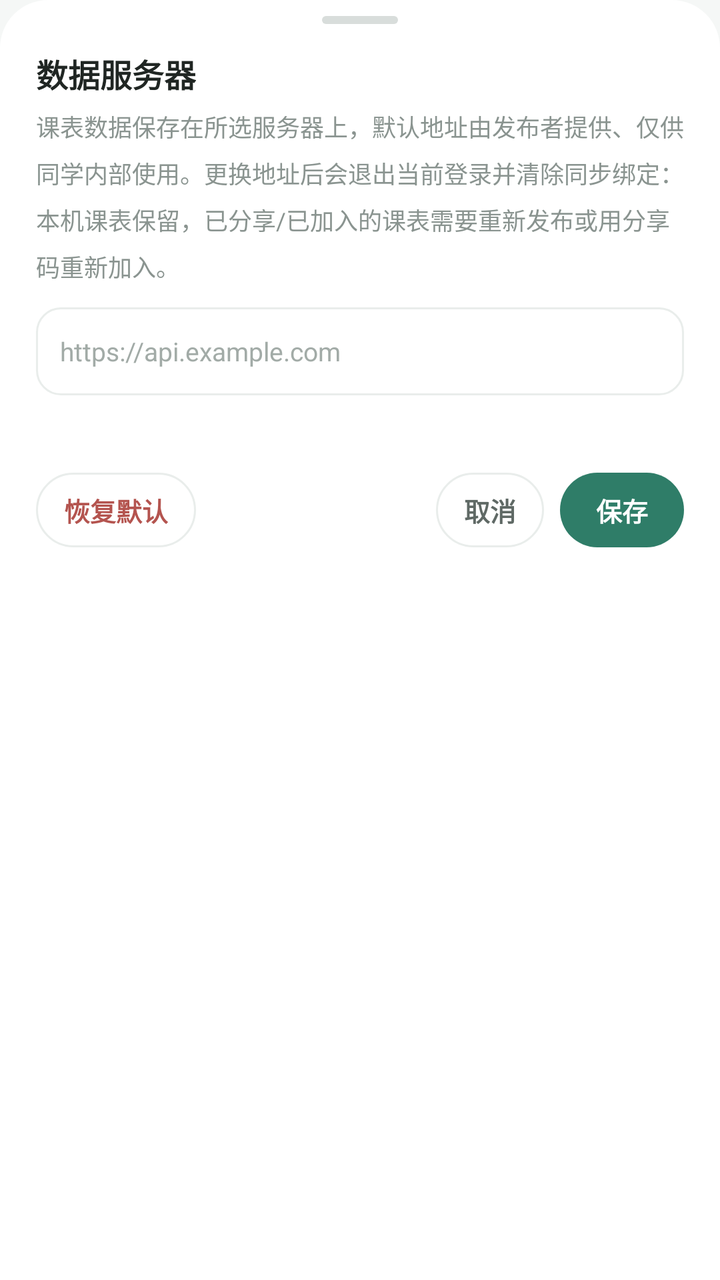
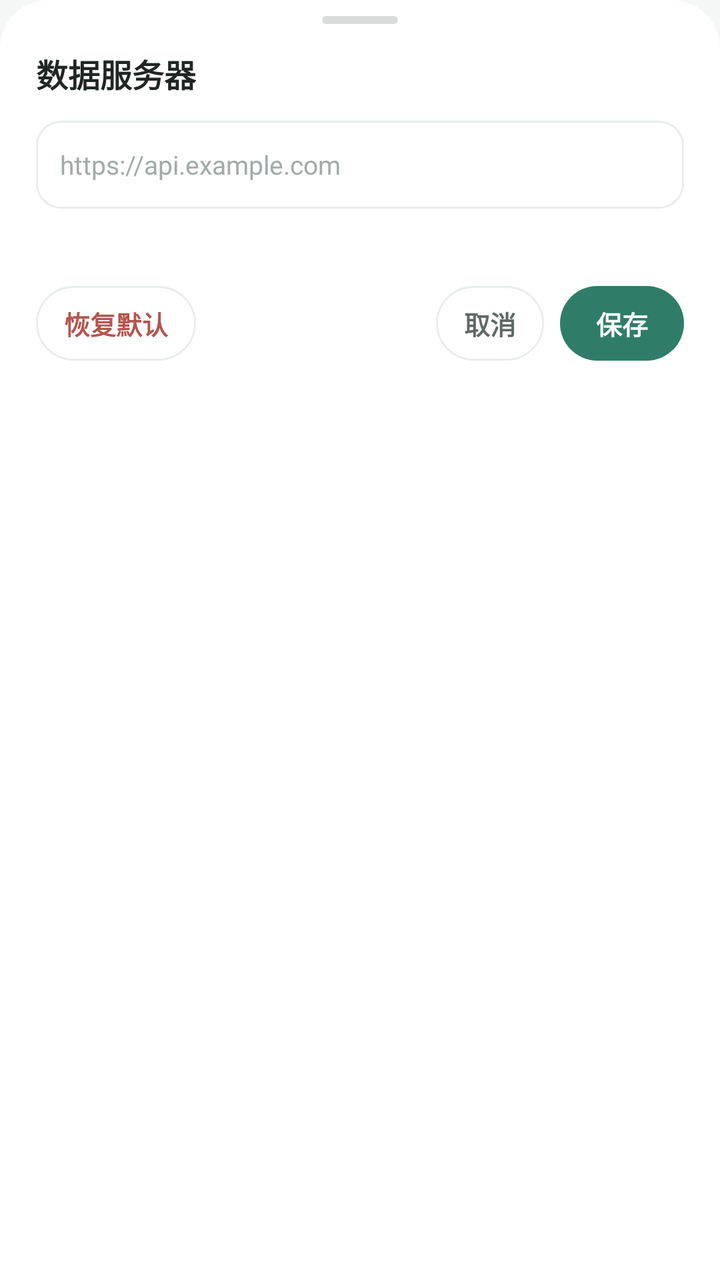

The first picture is an Android layout as it rendered before a commit; the second is the same layout after the commit. The layout source and the unified diff follow.
<!-- AndroidManifest.xml: application theme Theme.Zhusijiao -->
<!-- res/layout/dialog_server.xml -->
<?xml version="1.0" encoding="utf-8"?>

<LinearLayout xmlns:android="http://schemas.android.com/apk/res/android"
    android:layout_width="match_parent"
    android:layout_height="wrap_content"
    android:background="@drawable/bg_sheet"
    android:orientation="vertical"
    android:paddingStart="18dp"
    android:paddingTop="8dp"
    android:paddingEnd="18dp"
    android:paddingBottom="16dp">

    <View
        android:layout_width="38dp"
        android:layout_height="4dp"
        android:layout_gravity="center_horizontal"
        android:layout_marginBottom="13dp"
        android:background="@drawable/bg_sheet_handle" />

    <TextView
        android:layout_width="wrap_content"
        android:layout_height="wrap_content"
        android:text="@string/server_dialog_title"
        android:textColor="@color/heading_ink"
        android:textSize="@dimen/text_subtitle"
        android:textStyle="bold" />

    <TextView
        android:layout_width="match_parent"
        android:layout_height="wrap_content"
        android:layout_marginTop="6dp"
        android:lineSpacingMultiplier="1.35"
        android:text="@string/server_dialog_desc"
        android:textColor="@color/sub_8a"
        android:textSize="@dimen/text_hint" />

    <EditText
        android:id="@+id/serverInput"
        android:layout_width="match_parent"
        android:layout_height="wrap_content"
        android:layout_marginTop="12dp"
        android:background="@drawable/bg_field"
        android:hint="@string/server_input_hint"
        android:importantForAutofill="no"
        android:inputType="textUri"
        android:minHeight="44dp"
        android:paddingStart="12dp"
        android:paddingTop="10dp"
        android:paddingEnd="12dp"
        android:paddingBottom="10dp"
        android:singleLine="true"
        android:textColor="@color/body_ink"
        android:textColorHint="@color/sub_a2"
        android:textSize="@dimen/text_small" />

    <TextView
        android:id="@+id/serverError"
        android:layout_width="match_parent"
        android:layout_height="wrap_content"
        android:layout_marginTop="6dp"
        android:textColor="@color/danger"
        android:textSize="@dimen/text_caption"
        android:visibility="gone" />

    <TextView
        android:id="@+id/serverDefault"
        android:layout_width="match_parent"
        android:layout_height="wrap_content"
        android:layout_marginTop="10dp"
        android:textColor="@color/sub_9b"
        android:textSize="@dimen/text_caption" />

    <LinearLayout
        android:layout_width="match_parent"
        android:layout_height="wrap_content"
        android:layout_marginTop="14dp"
        android:gravity="center_vertical"
        android:orientation="horizontal">

        <TextView
            android:id="@+id/serverReset"
            android:layout_width="wrap_content"
            android:layout_height="wrap_content"
            android:background="@drawable/bg_ghost_button"
            android:paddingStart="14dp"
            android:paddingTop="9dp"
            android:paddingEnd="14dp"
            android:paddingBottom="9dp"
            android:text="@string/server_reset"
            android:textColor="@color/danger_action"
            android:textSize="@dimen/text_small"
            android:textStyle="bold" />

        <Space
            android:layout_width="0dp"
            android:layout_height="1dp"
            android:layout_weight="1" />

        <TextView
            android:id="@+id/serverCancel"
            android:layout_width="wrap_content"
            android:layout_height="wrap_content"
            android:layout_marginEnd="8dp"
            android:background="@drawable/bg_ghost_button"
            android:paddingStart="14dp"
            android:paddingTop="9dp"
            android:paddingEnd="14dp"
            android:paddingBottom="9dp"
            android:text="@string/common_cancel"
            android:textColor="@color/field_label"
            android:textSize="@dimen/text_small"
            android:textStyle="bold" />

        <TextView
            android:id="@+id/serverSave"
            android:layout_width="wrap_content"
            android:layout_height="wrap_content"
            android:background="@drawable/bg_primary_button"
            android:paddingStart="18dp"
            android:paddingTop="9dp"
            android:paddingEnd="18dp"
            android:paddingBottom="9dp"
            android:text="@string/server_save"
            android:textColor="@color/surface"
            android:textSize="@dimen/text_small"
            android:textStyle="bold" />
    </LinearLayout>
</LinearLayout>
<!-- resources referenced by this layout -->
<resources>
  <color name="body_ink">#333a37</color>
  <color name="danger">#b44c48</color>
  <color name="danger_action">#b4544f</color>
  <color name="field_label">@color/text_secondary</color>
  <color name="heading_ink">#202623</color>
  <color name="sub_8a">@color/text_tertiary</color>
  <color name="sub_9b">@color/text_tertiary</color>
  <color name="sub_a2">@color/text_disabled</color>
  <color name="surface">#ffffff</color>
  <dimen name="text_caption">11sp</dimen>
  <dimen name="text_hint">12sp</dimen>
  <dimen name="text_small">13sp</dimen>
  <dimen name="text_subtitle">16sp</dimen>
  <!-- drawable bg_field (drawable) -->
  <?xml version="1.0" encoding="utf-8"?>
  
  <shape xmlns:android="http://schemas.android.com/apk/res/android" android:shape="rectangle">
      <solid android:color="@color/surface" />
      <stroke android:width="1dp" android:color="@color/line" />
      <corners android:radius="@dimen/radius_md" />
  </shape>
  <!-- drawable bg_ghost_button (drawable) -->
  <?xml version="1.0" encoding="utf-8"?>
  
  <selector xmlns:android="http://schemas.android.com/apk/res/android">
      <item android:state_pressed="true">
          <shape android:shape="rectangle">
              <solid android:color="@color/hover_bg" />
              <stroke android:width="1dp" android:color="@color/line" />
              <corners android:radius="@dimen/button_radius" />
          </shape>
      </item>
      <item>
          <shape android:shape="rectangle">
              <solid android:color="@color/surface" />
              <stroke android:width="1dp" android:color="@color/line" />
              <corners android:radius="@dimen/button_radius" />
          </shape>
      </item>
  </selector>
  <!-- drawable bg_sheet (drawable) -->
  <?xml version="1.0" encoding="utf-8"?>
  
  <shape xmlns:android="http://schemas.android.com/apk/res/android" android:shape="rectangle">
      <solid android:color="@color/surface" />
      <corners android:topLeftRadius="@dimen/radius_xl" android:topRightRadius="@dimen/radius_xl" />
  </shape>
  <!-- drawable bg_sheet_handle (drawable) -->
  <?xml version="1.0" encoding="utf-8"?>
  
  <shape xmlns:android="http://schemas.android.com/apk/res/android" android:shape="rectangle">
      <solid android:color="@color/sheet_handle" />
      <corners android:radius="4dp" />
  </shape>
  <string name="common_cancel">取消</string>
  <string name="server_dialog_desc">课表数据保存在所选服务器上，默认地址由发布者提供、仅供同学内部使用。更换地址后会退出当前登录并清除同步绑定：本机课表保留，已分享/已加入的课表需要重新发布或用分享码重新加入。</string>
  <string name="server_dialog_title">数据服务器</string>
  <string name="server_input_hint">https://api.example.com</string>
  <string name="server_reset">恢复默认</string>
  <string name="server_save">保存</string>
  <color name="text_secondary">#5f6965</color>
  <color name="text_tertiary">#8a9490</color>
  <color name="text_disabled">#a2aba7</color>
  <color name="line">#e9edeb</color>
  <dimen name="radius_md">12dp</dimen>
  <color name="hover_bg">#f2f5f4</color>
  <dimen name="button_radius">@dimen/radius_pill</dimen>
  <color name="accent_strong">#287760</color>
  <color name="accent">#2f7d68</color>
  <dimen name="radius_xl">24dp</dimen>
  <color name="sheet_handle">#d8dddb</color>
  <color name="ink">#202725</color>
  <color name="muted">#7d8783</color>
  <color name="background">#f5f7f6</color>
  <style name="Theme.Zhusijiao.Dialog" parent="Theme.AppCompat.Light.Dialog.Alert">
          <item name="colorAccent">@color/accent</item>
          <item name="android:textColorPrimary">@color/ink</item>
          <item name="buttonBarPositiveButtonStyle">@style/DialogButton</item>
          <item name="buttonBarNegativeButtonStyle">@style/DialogButton</item>
          <item name="buttonBarNeutralButtonStyle">@style/DialogButton</item>
      </style>
  <dimen name="radius_pill">100dp</dimen>
  <style name="DialogButton" parent="Widget.AppCompat.Button.ButtonBar.AlertDialog">
          <item name="android:textColor">@color/accent</item>
          <item name="android:textStyle">bold</item>
      </style>
  <!-- unchanged entries left out for length: 2 -->
</resources>

<!-- the commit's change to res/layout/dialog_server.xml (unified diff, before → after) -->
@@ -24,15 +24,6 @@
         android:textColor="@color/heading_ink"
         android:textSize="@dimen/text_subtitle"
         android:textStyle="bold" />
-
-    <TextView
-        android:layout_width="match_parent"
-        android:layout_height="wrap_content"
-        android:layout_marginTop="6dp"
-        android:lineSpacingMultiplier="1.35"
-        android:text="@string/server_dialog_desc"
-        android:textColor="@color/sub_8a"
-        android:textSize="@dimen/text_hint" />
 
     <EditText
         android:id="@+id/serverInput"
<!-- resource entries referenced after the edit -->
@@ -5,12 +5,10 @@
   <color name="danger_action">#b4544f</color>
   <color name="field_label">@color/text_secondary</color>
   <color name="heading_ink">#202623</color>
-  <color name="sub_8a">@color/text_tertiary</color>
   <color name="sub_9b">@color/text_tertiary</color>
   <color name="sub_a2">@color/text_disabled</color>
   <color name="surface">#ffffff</color>
   <dimen name="text_caption">11sp</dimen>
-  <dimen name="text_hint">12sp</dimen>
   <dimen name="text_small">13sp</dimen>
   <dimen name="text_subtitle">16sp</dimen>
   <!-- drawable bg_field (drawable) -->
@@ -55,7 +53,6 @@
       <corners android:radius="4dp" />
   </shape>
   <string name="common_cancel">取消</string>
-  <string name="server_dialog_desc">课表数据保存在所选服务器上，默认地址由发布者提供、仅供同学内部使用。更换地址后会退出当前登录并清除同步绑定：本机课表保留，已分享/已加入的课表需要重新发布或用分享码重新加入。</string>
   <string name="server_dialog_title">数据服务器</string>
   <string name="server_input_hint">https://api.example.com</string>
   <string name="server_reset">恢复默认</string>
